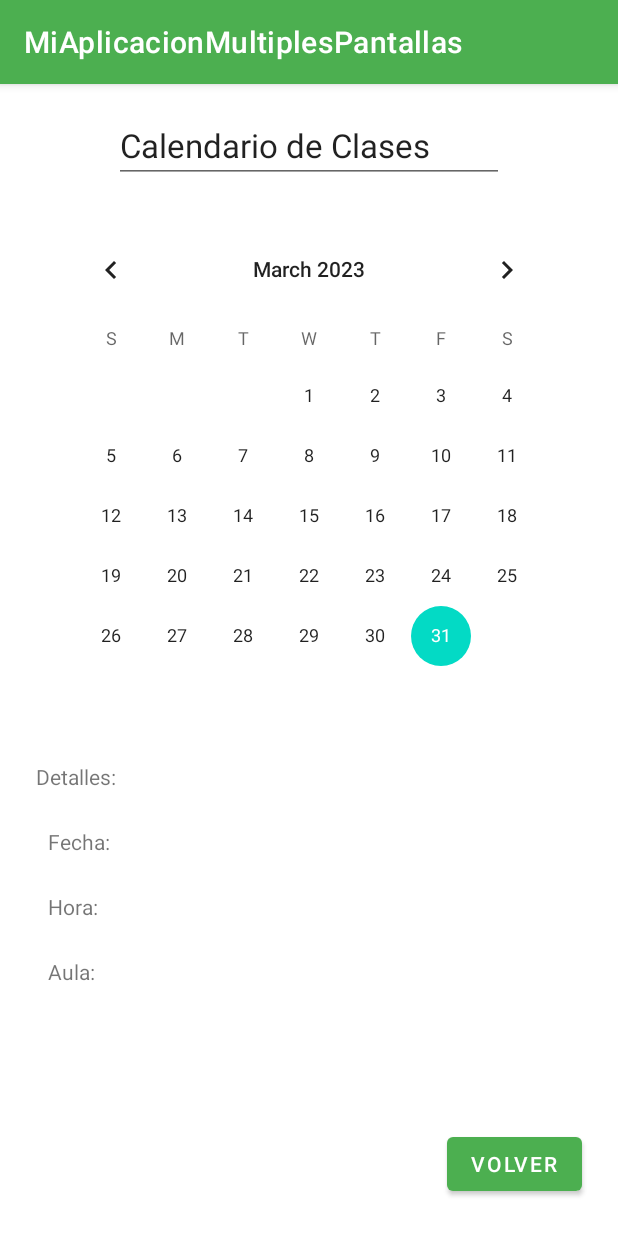
After one commit to japarejo/MiAppAndroidConMultiplesPantallas, an Android app: the fragment CalendarFragment placed in its activity, on a phone screen of 412 x 824 dp. The commit adds this screen. Run offline under Robolectric (Android 15) with nearby library versions, the phone set to English and light mode, and no system bars; our stand-ins replace Room's generated code.

Commit message:
Creada lógica de negocio para el calendario

```diff
--- a/app/src/main/java/com/example/miaplicacionmultiplespantallas/model/AppDatabase.java
+++ b/app/src/main/java/com/example/miaplicacionmultiplespantallas/model/AppDatabase.java
@@ -2,8 +2,12 @@ package com.example.miaplicacionmultiplespantallas.model;
 
 import androidx.room.Database;
 import androidx.room.RoomDatabase;
+import androidx.room.TypeConverters;
 
-@Database(entities = {Question.class}, version = 1)
+@Database(entities = {Question.class,LectureSession.class}, version = 1)
+@TypeConverters({Converters.class})
 public abstract class AppDatabase extends RoomDatabase {
     public abstract QuestionDao questionDao();
+
+    public abstract LectureSessionDao lectureSessionDao();
 }
--- /dev/null
+++ b/app/src/main/java/com/example/miaplicacionmultiplespantallas/ui/main/CalendarFragment.java
@@ -0,0 +1,92 @@
+package com.example.miaplicacionmultiplespantallas.ui.main;
+
+import android.os.Bundle;
+
+import androidx.fragment.app.Fragment;
+
+import android.view.LayoutInflater;
+import android.view.View;
+import android.view.ViewGroup;
+import android.widget.Button;
+
+import android.widget.CalendarView;
+
+import com.example.miaplicacionmultiplespantallas.R;
+import com.example.miaplicacionmultiplespantallas.model.LectureSession;
+
+import java.time.LocalDateTime;
+import java.util.Calendar;
+import java.util.List;
+
+
+/**
+ * A simple {@link Fragment} subclass.
+ * Use the {@link CalendarFragment#newInstance} factory method to
+ * create an instance of this fragment.
+ */
+public class CalendarFragment extends Fragment {
+
+    List<LectureSession> sessions;
+
+    public CalendarFragment() {
+        // Required empty public constructor
+    }
+
+
+    public List<LectureSession> getSessions() {
+        return sessions;
+    }
+
+    public void setSessions(List<LectureSession> sessions) {
+        this.sessions = sessions;
+    }
+
+    /**
+     * Use this factory method to create a new instance of
+     * this fragment using the provided parameters.
+     *
+     * @return A new instance of fragment CalendarFragment.
+     */
+
+    public static CalendarFragment newInstance(List<LectureSession> sessions) {
+        CalendarFragment fragment = new CalendarFragment();
+        fragment.setSessions(sessions);
+        Bundle args = new Bundle();
+        fragment.setArguments(args);
+        return fragment;
+    }
+
+    @Override
+    public void onCreate(Bundle savedInstanceState) {
+        super.onCreate(savedInstanceState);
+    }
+
+    @Override
+    public View onCreateView(LayoutInflater inflater, ViewGroup container,
+                             Bundle savedInstanceState) {
+        // Inflate the layout for this fragment
+        View result= inflater.inflate(R.layout.fragment_calendar, container, false);
+        Button volver=(Button)result.findViewById(R.id.button4);
+        volver.setOnClickListener(
+                (v) -> volverAfragmentoPrincipal()
+        );
+
+        CalendarView calendarView=(CalendarView)result.findViewById(R.id.calendarView);
+        Calendar calendar= Calendar.getInstance();
+        if(sessions!=null && !sessions.isEmpty())
+        {
+            LocalDateTime d=sessions.get(0).getDateTime();
+            calendar.set(d.getYear(),d.getMonthValue(),d.getDayOfMonth());
+        }else
+            calendar.set(2023,2,31);
+        calendarView.setDate(calendar.getTimeInMillis());
+        return result;
+    }
+
+    public void volverAfragmentoPrincipal(){
+            getParentFragmentManager().beginTransaction()
+                    .replace(R.id.container, MainFragment.newInstance())
+                    .commitNow();
+
+    }
+}
--- /dev/null
+++ b/app/src/main/res/layout/fragment_calendar.xml
@@ -0,0 +1,81 @@
+<?xml version="1.0" encoding="utf-8"?>
+<androidx.constraintlayout.widget.ConstraintLayout xmlns:android="http://schemas.android.com/apk/res/android"
+    xmlns:app="http://schemas.android.com/apk/res-auto"
+    xmlns:tools="http://schemas.android.com/tools"
+    android:id="@+id/constraintLayout"
+    android:layout_width="match_parent"
+    android:layout_height="match_parent"
+    tools:context=".ui.main.CalendarFragment">
+
+    <EditText
+        android:id="@+id/editTextTextPersonName"
+        android:layout_width="wrap_content"
+        android:layout_height="wrap_content"
+        android:layout_marginTop="16dp"
+        android:ems="10"
+        android:inputType="textPersonName"
+        android:text="Calendario de Clases"
+        android:textAppearance="@style/TextAppearance.AppCompat.Large"
+        app:layout_constraintEnd_toEndOf="parent"
+        app:layout_constraintStart_toStartOf="parent"
+        app:layout_constraintTop_toTopOf="parent" />
+
+    <CalendarView
+        android:id="@+id/calendarView"
+        android:layout_width="wrap_content"
+        android:layout_height="wrap_content"
+        android:layout_marginTop="24dp"
+        app:layout_constraintEnd_toEndOf="parent"
+        app:layout_constraintStart_toStartOf="parent"
+        app:layout_constraintTop_toBottomOf="@+id/editTextTextPersonName" />
+
+    <TextView
+        android:id="@+id/textView2"
+        android:layout_width="wrap_content"
+        android:layout_height="wrap_content"
+        android:layout_marginStart="24dp"
+        android:layout_marginTop="24dp"
+        android:text="Detalles:"
+        app:layout_constraintStart_toStartOf="parent"
+        app:layout_constraintTop_toBottomOf="@+id/calendarView" />
+
+    <TextView
+        android:id="@+id/fechaTextView"
+        android:layout_width="wrap_content"
+        android:layout_height="wrap_content"
+        android:layout_marginStart="32dp"
+        android:layout_marginTop="24dp"
+        android:text="Fecha:"
+        app:layout_constraintStart_toStartOf="parent"
+        app:layout_constraintTop_toBottomOf="@+id/textView2" />
+
+    <TextView
+        android:id="@+id/horaTextView"
+        android:layout_width="wrap_content"
+        android:layout_height="wrap_content"
+        android:layout_marginStart="32dp"
+        android:layout_marginTop="24dp"
+        android:text="Hora:"
+        app:layout_constraintStart_toStartOf="parent"
+        app:layout_constraintTop_toBottomOf="@+id/fechaTextView" />
+
+    <TextView
+        android:id="@+id/aulaTextView"
+        android:layout_width="wrap_content"
+        android:layout_height="wrap_content"
+        android:layout_marginStart="32dp"
+        android:layout_marginTop="24dp"
+        android:text="Aula:"
+        app:layout_constraintStart_toStartOf="parent"
+        app:layout_constraintTop_toBottomOf="@+id/horaTextView" />
+
+    <Button
+        android:id="@+id/button4"
+        android:layout_width="wrap_content"
+        android:layout_height="wrap_content"
+        android:layout_marginEnd="24dp"
+        android:layout_marginBottom="24dp"
+        android:text="Volver"
+        app:layout_constraintBottom_toBottomOf="parent"
+        app:layout_constraintEnd_toEndOf="parent" />
+</androidx.constraintlayout.widget.ConstraintLayout>
```
Also changed, not shown: app/src/main/java/com/example/miaplicacionmultiplespantallas/MainActivity.java (+15 -2 lines), app/src/main/java/com/example/miaplicacionmultiplespantallas/model/Converters.java (added, +18 -0 lines), app/src/main/java/com/example/miaplicacionmultiplespantallas/model/DatabaseInitializationCallback.java (+36 -5 lines), app/src/main/java/com/example/miaplicacionmultiplespantallas/model/LectureSession.java (added, +51 -0 lines), app/src/main/java/com/example/miaplicacionmultiplespantallas/model/LectureSessionDao.java (added, +19 -0 lines), app/src/main/res/layout/fragment_main.xml (+11 -0 lines).
